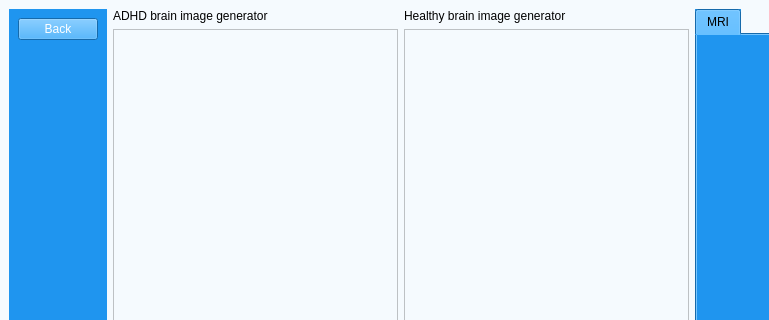
The window that UI/genView.ui (matimusial/ADHDPredictorApp) describes before a commit, drawn with Qt 5; both pictures show x 0 to 769 and y 0 to 320 of the 1280 by 760 pixel window.
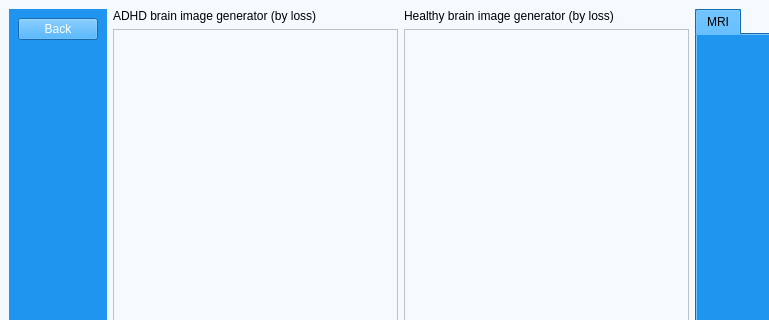
The same window after the commit. Icons and pictures are not drawn.

Commit message: button names

What changed in the file:
```diff
--- a/UI/genView.ui
+++ b/UI/genView.ui
@@ -77,7 +77,7 @@
                </sizepolicy>
               </property>
               <property name="text">
-               <string>ADHD brain image generator</string>
+               <string>ADHD brain image generator (by loss)</string>
               </property>
              </widget>
             </item>
@@ -104,7 +104,7 @@
                </sizepolicy>
               </property>
               <property name="text">
-               <string>Healthy brain image generator</string>
+               <string>Healthy brain image generator (by loss)</string>
               </property>
              </widget>
             </item>
```
The commit also changes 1 other file.
